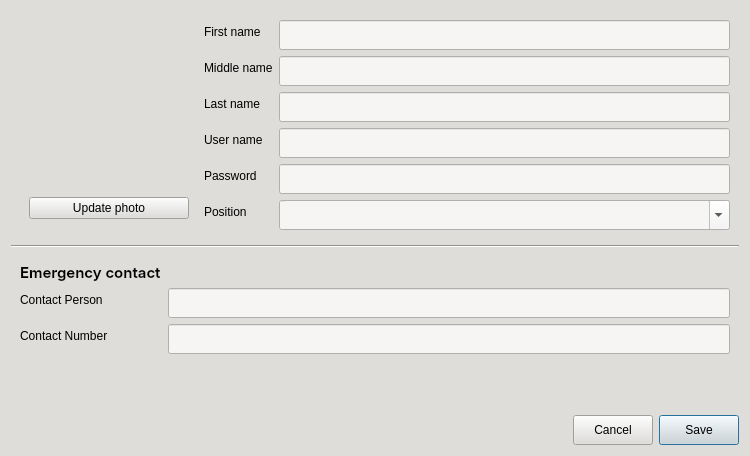
This is CAI_PyQt/CAI_Admin/UI/FormAddNewUser.ui in CPG19040/CPG19040 as Qt 5 draws it before an edit. The edited form follows.
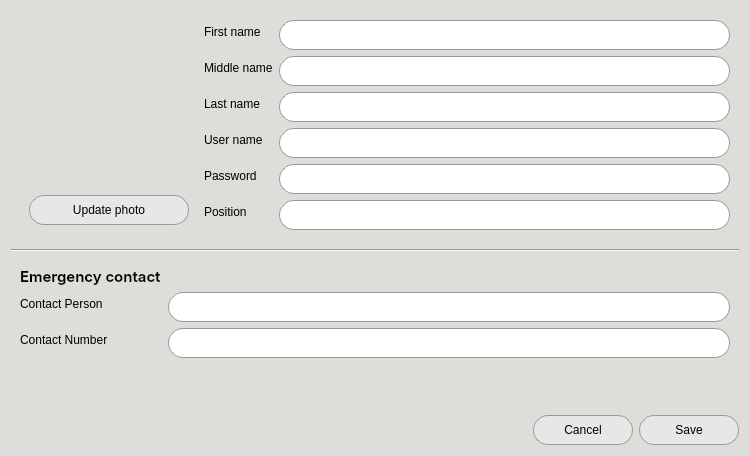
This is the edited form. Icons and pictures are not drawn.

```diff
--- a/CAI_PyQt/CAI_Admin/UI/FormAddNewUser.ui
+++ b/CAI_PyQt/CAI_Admin/UI/FormAddNewUser.ui
@@ -26,13 +26,90 @@
    <string>Registration</string>
   </property>
   <property name="styleSheet">
-   <string notr="true">background-color: rgb(222, 221, 218); color: rgb(0, 0, 0);</string>
+   <string notr="true">* {
+	background-color: rgb(222, 221, 218); 
+	color: black;
+}
+
+QPushButton {
+	font: 10pt &quot;Inter&quot;;
+	background-color: #e7e7e7;
+	color: black;
+	border-radius: 15px;
+	border: 1px solid rgb(154, 153, 150);
+}
+
+QPushButton:hover {
+	background-color: white;
+}
+
+QLineEdit {
+	background-color: rgb(255, 255, 255); 
+	border-radius: 15px;
+	border: 1px solid #999;
+	padding: 0px 15px;
+}
+
+QComboBox {
+    border: 1px solid #999;
+    border-radius: 15px; /* Fully rounded pills */
+    padding: 0px 15px 0px;
+    background-color: #ffffff;
+    color: #333333;
+    font: 10pt &quot;Inter Medium&quot;; /* Consolidated font settings */
+    selection-background-color: #7eb4d7;
+}
+
+QComboBox:focus, QLineEdit:focus {
+    border: 1px solid #007BFF;
+}
+
+QComboBox:hover, QLineEdit:hover {
+    border: 1px solid #3498db;
+}
+
+QComboBox::drop-down {
+    subcontrol-origin: padding;
+    subcontrol-position: top right;
+    width: 30px;
+    border-left-width: 0px;
+    /* Match the 15px border-radius of the main control */
+    border-top-right-radius: 15px;
+    border-bottom-right-radius: 15px;
+}
+
+QComboBox::down-arrow {
+    image: url(:/Images/Images/caret-down.png);
+    border: none;
+    width: 8px;
+    height: 8px;
+}
+
+QComboBox QAbstractItemView {
+    background-color: white !important;
+    border: 1px solid #999;
+    selection-background-color: #7eb4d7;
+    selection-color: #ffffff;
+    outline: 0; /* Removes the ugly dotted focus border */
+}
+
+QComboBox QAbstractItemView::item {
+    padding: 0px 15px;
+    border-radius: 4px;
+    color: #333333;
+}
+
+/* Hover state for items inside the dropdown */
+QComboBox QAbstractItemView::item:hover {
+    background-color: #7eb4d7;
+    color: #ffffff;
+}</string>
   </property>
   <layout class="QVBoxLayout" name="verticalLayout">
    <item>
     <widget class="QWidget" name="widget" native="true">
      <property name="styleSheet">
-      <string notr="true">QComboBox, QLineEdit { padding: 0px 5px 0px; }</string>
+      <string notr="true"/>
      </property>
      <layout class="QHBoxLayout" name="horizontalLayout">
       <item>
@@ -68,6 +145,21 @@
          </item>
          <item row="1" column="0">
           <widget class="QPushButton" name="btnUploadPhoto">
+           <property name="minimumSize">
+            <size>
+             <width>0</width>
+             <height>30</height>
+            </size>
+           </property>
+           <property name="maximumSize">
+            <size>
+             <width>16777215</width>
+             <height>30</height>
+            </size>
+           </property>
+           <property name="cursor">
+            <cursorShape>PointingHandCursor</cursorShape>
+           </property>
            <property name="text">
             <string>Update photo</string>
            </property>
@@ -107,7 +199,7 @@
             </size>
            </property>
            <property name="styleSheet">
-            <string notr="true">background-color: rgb(246, 245, 244);</string>
+            <string notr="true"/>
            </property>
           </widget>
          </item>
@@ -127,7 +219,7 @@
             </size>
            </property>
            <property name="styleSheet">
-            <string notr="true">background-color: rgb(246, 245, 244);</string>
+            <string notr="true"/>
            </property>
           </widget>
          </item>
@@ -147,7 +239,7 @@
             </size>
            </property>
            <property name="styleSheet">
-            <string notr="true">background-color: rgb(246, 245, 244);</string>
+            <string notr="true"/>
            </property>
           </widget>
          </item>
@@ -167,7 +259,7 @@
             </size>
            </property>
            <property name="styleSheet">
-            <string notr="true">background-color: rgb(246, 245, 244);</string>
+            <string notr="true"/>
            </property>
           </widget>
          </item>
@@ -187,7 +279,10 @@
             </size>
            </property>
            <property name="styleSheet">
-            <string notr="true">background-color: rgb(246, 245, 244);</string>
+            <string notr="true"/>
+           </property>
+           <property name="echoMode">
+            <enum>QLineEdit::PasswordEchoOnEdit</enum>
            </property>
           </widget>
          </item>
@@ -207,7 +302,7 @@
             </size>
            </property>
            <property name="styleSheet">
-            <string notr="true">background-color: rgb(246, 245, 244);</string>
+            <string notr="true"/>
            </property>
            <property name="editable">
             <bool>true</bool>
@@ -233,7 +328,7 @@
       <bool>true</bool>
      </property>
      <property name="styleSheet">
-      <string notr="true">QLineEdit { padding: 0px 5px 0px; }</string>
+      <string notr="true"/>
      </property>
      <layout class="QFormLayout" name="formLayout_5">
       <item row="0" column="0">
@@ -260,7 +355,7 @@
          </size>
         </property>
         <property name="styleSheet">
-         <string notr="true">background-color: rgb(246, 245, 244);</string>
+         <string notr="true"/>
         </property>
        </widget>
       </item>
@@ -280,7 +375,7 @@
          </size>
         </property>
         <property name="styleSheet">
-         <string notr="true">background-color: rgb(246, 245, 244);</string>
+         <string notr="true"/>
         </property>
        </widget>
       </item>
@@ -326,10 +421,19 @@
       <widget class="QPushButton" name="btnCancel">
        <property name="minimumSize">
         <size>
-         <width>0</width>
+         <width>100</width>
          <height>30</height>
         </size>
        </property>
+       <property name="maximumSize">
+        <size>
+         <width>100</width>
+         <height>30</height>
+        </size>
+       </property>
+       <property name="cursor">
+        <cursorShape>PointingHandCursor</cursorShape>
+       </property>
        <property name="text">
         <string>Cancel</string>
        </property>
@@ -339,10 +443,19 @@
       <widget class="QPushButton" name="btnSave">
        <property name="minimumSize">
         <size>
-         <width>0</width>
+         <width>100</width>
          <height>30</height>
         </size>
        </property>
+       <property name="maximumSize">
+        <size>
+         <width>100</width>
+         <height>30</height>
+        </size>
+       </property>
+       <property name="cursor">
+        <cursorShape>PointingHandCursor</cursorShape>
+       </property>
        <property name="text">
         <string>Save</string>
        </property>
```
